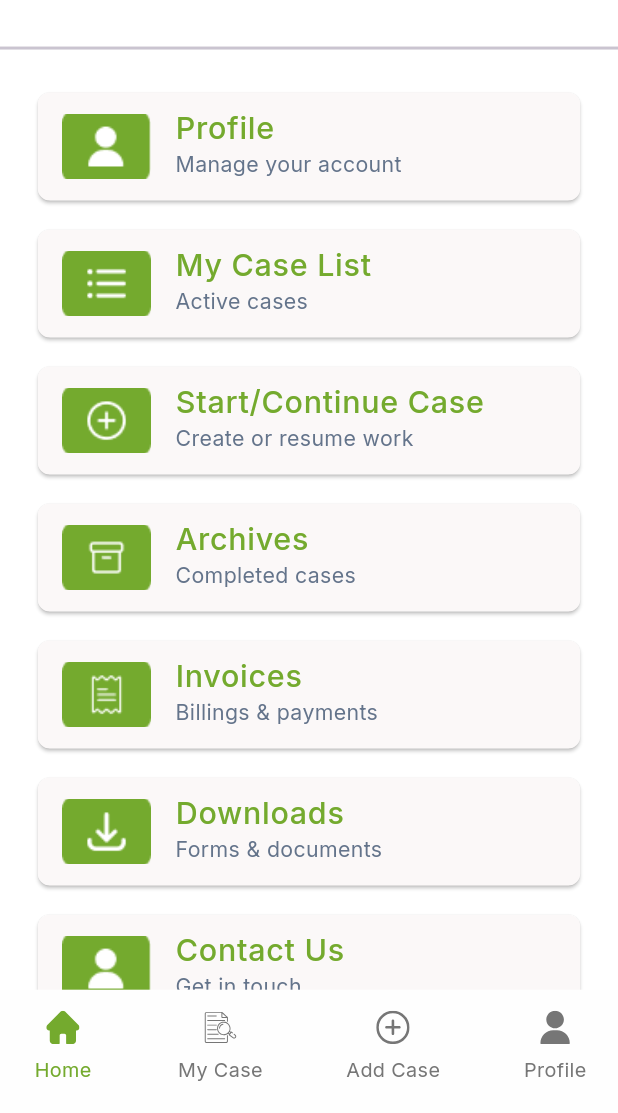
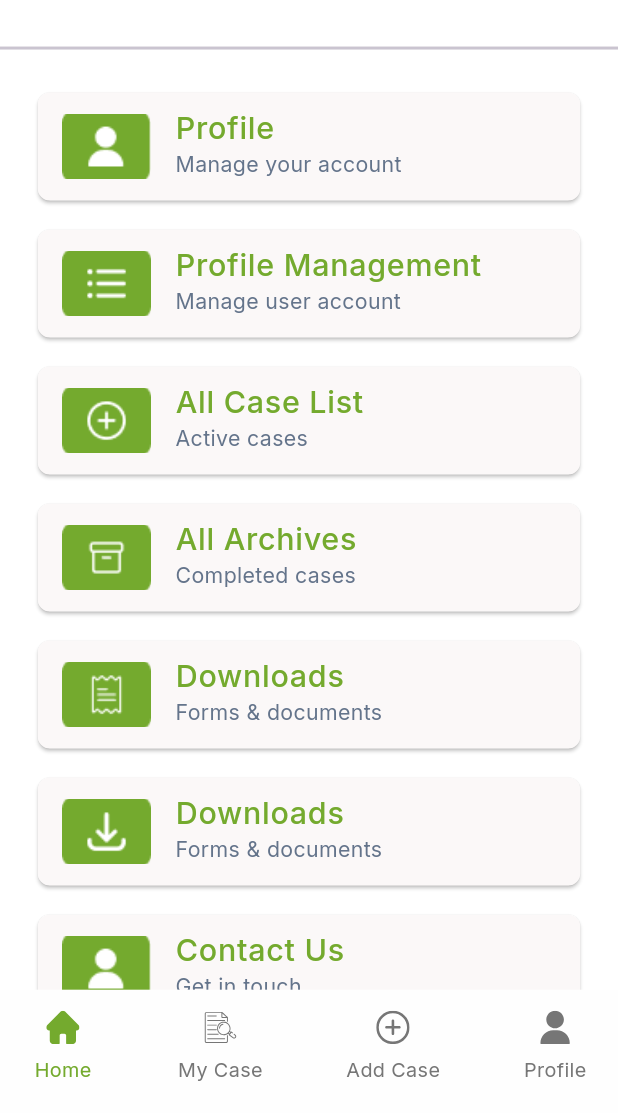
Before and after one commit to debbendu195/iggil-withoutconfict, a Flutter app: the LoginScreen screen opened by its route, after a tap on "Log in", on a phone screen of 412 x 824 dp, the part 123-1236 px from its top. Run offline on Flutter 3.47's test engine with Material 3 defaults, Android fonts, the phone set to English and light mode, and no system bars; drawn by our look-alikes of cached_network_image; our stand-ins replace flutter_screenutil, flutter_spinkit, flutter_svg, fluttertoast, get, get_storage and 4 more; accounts and stored records are empty; network calls fail; project files that could hold a hidden picture were left out.

Commit message:
add lab manager

```diff
--- a/lib/core/app_routes/app_routes.dart
+++ b/lib/core/app_routes/app_routes.dart
@@ -18,11 +18,14 @@ import '../../view/screen/role_screen/dentist/profile/view/profile_screen/edit_s
 import '../../view/screen/role_screen/dentist/profile/view/profile_screen/langauage_screen.dart';
 import '../../view/screen/role_screen/dentist/profile/view/profile_screen/notification_screen.dart';
 import '../../view/screen/role_screen/dentist/profile/view/profile_screen/profile_screen.dart';
+import '../../view/screen/role_screen/labscreen/lab_manager/lab_manager.dart';
 import '../../view/screen/role_screen/technician/technician_chat_screen/view/technician_chat_screen.dart';
 import '../../view/screen/role_screen/technician/technician_home/view/technician_home/technician_home_screen.dart';
 import '../../view/screen/role_screen/technician/technician_my_case_screen/view/technician_my_case_screen.dart';
 import '../../view/screen/role_screen/technician/technician_profile_screen/view/technician_profile_screen.dart';
 import '../../view/screen/splash_screen/splash_screen.dart';
+
+
 
 class AppRoutes {
   ///===========================Authentication==========================
@@ -57,6 +60,13 @@ class AppRoutes {
   static const String technicianChatScreen = "/TechnicianChatScreen";
   static const String technicianProfileScreen = "/TechnicianProfileScreen";
 
+  //========================= Lab_Part static constant variable================================//
+  static const String labManager ="/LabManager";
+
+
+
+
+
   static List<GetPage> routes = [
     ///===========================Authentication================================
     GetPage(name: splashScreen, page: () => SplashScreen()),
@@ -90,6 +100,18 @@ class AppRoutes {
     GetPage(name: technicianProfileScreen, page: () => TechnicianProfileScreen()),
 
 
+    //========================= Lab_Part================================//
+    GetPage(name: labManager, page: () => LabManager()),
+
+
+
+
+
+
+
+
+
+
 
 
 
--- a/lib/view/screen/authentication_screen/login_screen/login_screen.dart
+++ b/lib/view/screen/authentication_screen/login_screen/login_screen.dart
@@ -6,6 +6,9 @@ import 'package:event_platform/view/components/custom_royel_appbar/custom_royel_
 import 'package:event_platform/view/components/custom_text/custom_text.dart';
 import 'package:flutter/material.dart';
 import 'package:get/get.dart';
+
+import '../../role_screen/labscreen/lab_manager/lab_manager.dart';
+
 
 class LoginScreen extends StatelessWidget {
   const LoginScreen({super.key});
@@ -33,7 +36,8 @@ class LoginScreen extends StatelessWidget {
                 InkWell(onTap: (){Get.toNamed(AppRoutes.emailVerify);}, child: CustomText(text: 'Forgot Password?', fontSize: 16, fontWeight: FontWeight.w700, color: AppColors.primary,)),
                 SizedBox(height: 50),
                 CustomButton(onTap: (){
-                  Get.toNamed(AppRoutes.dentistListScreen);
+                  Get.toNamed(AppRoutes.labManager);
+                  // Get.toNamed(AppRoutes.dentistListScreen);
                   // Get.toNamed(AppRoutes.dentistHomeScreen);
                   // Get.toNamed(AppRoutes.technicianHomeScreen);
                 },
--- a/lib/view/screen/role_screen/dentist/dentist_home/widget/custom_case_card_description/custom_case_card_description.dart
+++ b/lib/view/screen/role_screen/dentist/dentist_home/widget/custom_case_card_description/custom_case_card_description.dart
@@ -7,7 +7,7 @@ class CustomCaseCardDescription extends StatelessWidget {
   final String? item2;
 
   const CustomCaseCardDescription(
-      {super.key, this.item1, this.item2, this.item3});
+      {super.key, this.item1, this.item2,});
 
   @override
   Widget build(BuildContext context) {
--- /dev/null
+++ b/lib/view/screen/role_screen/labscreen/lab_manager/lab_manager.dart
@@ -0,0 +1,250 @@
+import 'package:event_platform/core/app_routes/app_routes.dart';
+import 'package:event_platform/view/components/custom_nav_bar/navbar.dart';
+import 'package:flutter/material.dart';
+import 'package:flutter_screenutil/flutter_screenutil.dart';
+import 'package:get/get.dart';
+import 'package:get/get_core/src/get_main.dart';
+import '../../../../../../../utils/app_colors/app_colors.dart';
+import '../../../../../../../utils/app_const/app_const.dart';
+import '../../../../../../../utils/app_images/app_images.dart';
+import '../../../../components/custom_button/custom_button.dart';
+import '../../../../components/custom_netwrok_image/custom_network_image.dart';
+import '../../../../components/custom_text/custom_text.dart';
+
+class LabManager extends StatelessWidget {
+  const LabManager({super.key});
+
+  final List<Map<String, String>> items = const [
+    {
+      'image': AppImages.icon1,
+      'title': 'Profile',
+      'subtitle': 'Manage your account',
+      'route': AppRoutes.profileScreen,
+    },
+    {
+      'image': AppImages.icon2,
+      'title': 'Profile Management',
+      'subtitle': 'Manage user account',
+      'route': AppRoutes.myCaseScreen,
+    },
+    {
+      'image': AppImages.icon3,
+      'title': 'All Case List',
+      'subtitle': 'Active cases',
+      'route': AppRoutes.accountSettingsScreen,
+    },
+    {
+      'image': AppImages.icon4,
+      'title': 'All Archives',
+      'subtitle': 'Completed cases'
+    },
+    {
+      'image': AppImages.icon5,
+      'title': 'Downloads',
+      'subtitle': 'Forms & documents'
+    },
+    {
+      'image': AppImages.icon6,
+      'title': 'Downloads',
+      'subtitle': 'Forms & documents'
+    },
+    {
+      'image': AppImages.icon1,
+      'title': 'Contact Us',
+      'subtitle': 'Get in touch',
+      'route': AppRoutes.aboutScreen,
+    },
+  ];
+
+  @override
+  Widget build(BuildContext context) {
+    return Scaffold(
+      body: Column(
+        children: [
+          /// Fixed Header
+          Padding(
+            padding: const EdgeInsets.only(left: 10, right: 10, top: 24),
+            child: Row(
+              mainAxisAlignment: MainAxisAlignment.spaceBetween,
+              children: [
+                Row(
+                  children: [
+                    CustomNetworkImage(
+                      imageUrl: AppConstants.profileImage,
+                      boxShape: BoxShape.circle,
+                      height: 60.h,
+                      width: 60.w,
+                    ),
+                    SizedBox(width: 10.w),
+                    Column(
+                      crossAxisAlignment: CrossAxisAlignment.start,
+                      children: [
+                        CustomText(
+                          text: "Welcome,",
+                          fontSize: 16.w,
+                          fontWeight: FontWeight.w700,
+                          color: AppColors.primary,
+                        ),
+                        CustomText(
+                          text: "Debbendu Paul",
+                          fontSize: 14.w,
+                          fontWeight: FontWeight.w500,
+                          color: AppColors.primary,
+                        ),
+                      ],
+                    ),
+                  ],
+                ),
+                Row(
+                  children: [
+                    CustomButton(
+                      title: "EN",
+                      fontSize: 14,
+                      fontWeight: FontWeight.w500,
+                      onTap: () {},
+                      fillColor: AppColors.green,
+                      textColor: AppColors.primary,
+                      borderRadius: 30,
+                      height: 40,
+                      width: 60,
+                    ),
+                    SizedBox(width: 16.w),
+                    GestureDetector(
+                      onTap: () {
+                        showDialog(
+                          context: context,
+                          builder: (context) {
+                            return AlertDialog(
+                              shape: RoundedRectangleBorder(
+                                borderRadius: BorderRadius.circular(12),
+                              ),
+                              title: CustomText(
+                                text: "Notifications",
+                                fontSize: 18,
+                                fontWeight: FontWeight.w600,
+                                color: AppColors.primary,
+                                textAlign: TextAlign.start,
+                              ),
+                              content: Column(
+                                mainAxisSize: MainAxisSize.min,
+                                children: [
+                                  const SizedBox(height: 10),
+                                  _buildCard(
+                                    title: "Urgent message",
+                                    msg:
+                                        "Dr. Sarah Johnson requests immediate consultation for Root Canal #12345",
+                                    time: "2 hours ago",
+                                    color: Colors.green, icon: null,
+                                  ),
+                                ],
+                              ),
+                            );
+                          },
+                        );
+                      },
+                      child: Icon(
+                        Icons.notifications,
+                        color: AppColors.black,
+                        size: 27,
+                      ),
+                    )
+                  ],
+                ),
+              ],
+            ),
+          ),
+          SizedBox(height: 24),
+          Divider(thickness: 2),
+          SizedBox(height: 12),
+
+          /// List Items
+          Expanded(
+            child: ListView.builder(
+              padding: EdgeInsets.symmetric(horizontal: 24.w),
+              itemCount: items.length,
+              itemBuilder: (context, index) {
+                final item = items[index];
+                return GestureDetector(
+                  onTap: () {
+                    if (item['route'] != null) {
+                      Get.toNamed(item['route']!);
+                    }
+                  },
+                  child: Card(
+                    color: AppColors.dentistListColor,
+                    margin: EdgeInsets.symmetric(vertical: 10.h),
+                    shape: RoundedRectangleBorder(
+                      borderRadius: BorderRadius.circular(8),
+                    ),
+                    child: ListTile(
+                      leading: ClipRRect(
+                        child: Image.asset(
+                          item['image']!,
+                          width: 57.w,
+                          height: 45.h,
+                          fit: BoxFit.cover,
+                        ),
+                      ),
+                      title: CustomText(
+                        text: item['title']!,
+                        fontSize: 20.sp,
+                        textAlign: TextAlign.start,
+                        fontWeight: FontWeight.w500,
+                        color: AppColors.primary,
+                      ),
+                      subtitle: CustomText(
+                        text: item['subtitle']!,
+                        fontSize: 14.sp,
+                        textAlign: TextAlign.start,
+                        fontWeight: FontWeight.w400,
+                        color: AppColors.grey,
+                      ),
+                    ),
+                  ),
+                );
+              },
+            ),
+          ),
+        ],
+      ),
+      bottomNavigationBar: NavBar(currentIndex: 0),
+    );
+  }
+}
+
+Widget _buildCard({
+  required IconData? icon,
+  required String title,
+  required String msg,
+  required String time,
+  required Color color,
+}) {
+  return Container(
+    padding: const EdgeInsets.all(10),
+    decoration: BoxDecoration(
+      color: AppColors.white_50,
+      borderRadius: BorderRadius.circular(10),
+    ),
+    child: Column(
+      crossAxisAlignment: CrossAxisAlignment.start,
+      children: [
+        Row(
+          children: [
+            Icon(icon, color: color, size: 18),
+            const SizedBox(width: 6),
+            CustomText(
+              text: title,
+              fontSize: 14,
+              fontWeight: FontWeight.w600,
+              color: color,
+            ),
+          ],
+        ),
+        const SizedBox(height: 6),
+        CustomText(text: msg, fontSize: 13, color: AppColors.black),
+        const SizedBox(height: 4),
+        CustomText(text: time, fontSize: 11, color: AppColors.grey),
+      ],
+    ),
+  );
+}
```
Also changed, not shown: lib/view/screen/role_screen/dentist/dentist_home/widget/custom_case_card/custom_case_card.dart (+9 -3 lines).
